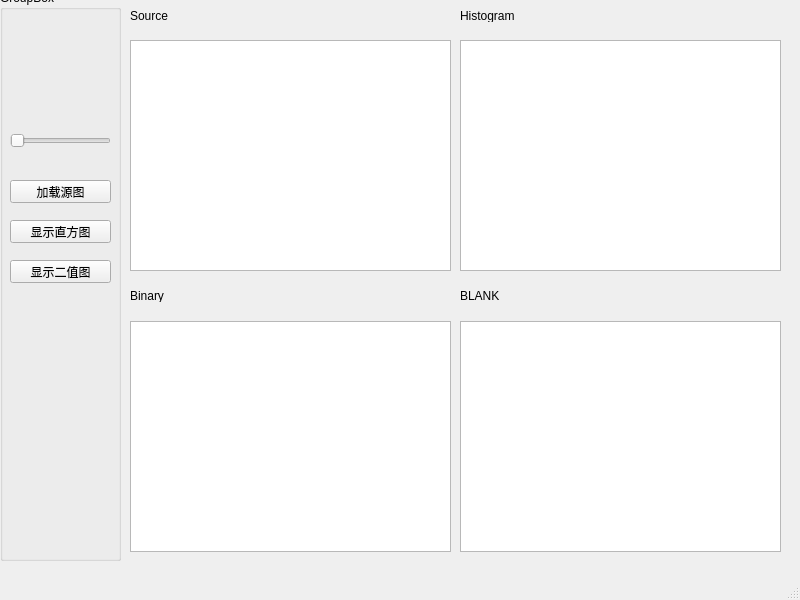
LynnWatson/virtualenv-test, file MainWindow.ui: the form before one commit.
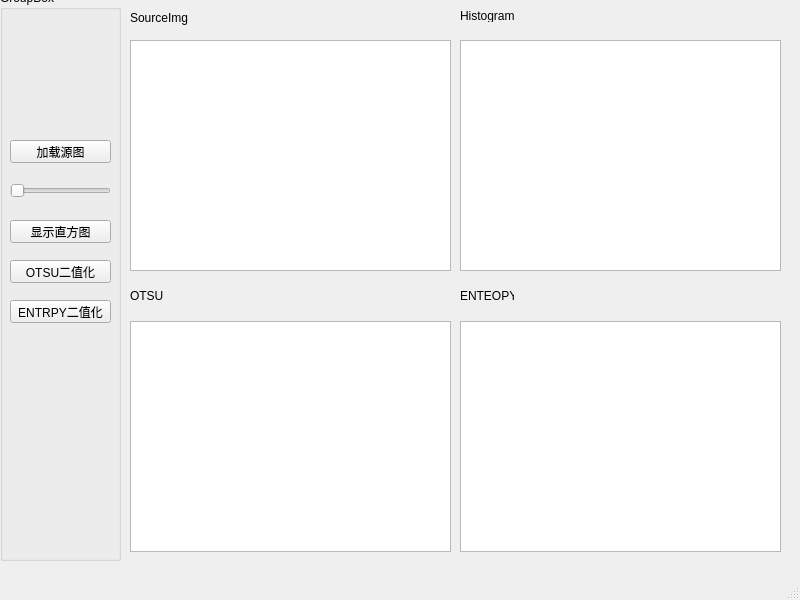
The form after the commit.

```diff
--- a/MainWindow.ui
+++ b/MainWindow.ui
@@ -30,7 +30,7 @@
      <property name="geometry">
       <rect>
        <x>10</x>
-       <y>140</y>
+       <y>190</y>
        <width>101</width>
        <height>22</height>
       </rect>
@@ -43,7 +43,7 @@
      <property name="geometry">
       <rect>
        <x>10</x>
-       <y>190</y>
+       <y>150</y>
        <width>101</width>
        <height>23</height>
       </rect>
@@ -75,7 +75,20 @@
       </rect>
      </property>
      <property name="text">
-      <string>显示二值图</string>
+      <string>OTSU二值化</string>
+     </property>
+    </widget>
+    <widget class="QPushButton" name="entBtn">
+     <property name="geometry">
+      <rect>
+       <x>10</x>
+       <y>310</y>
+       <width>101</width>
+       <height>23</height>
+      </rect>
+     </property>
+     <property name="text">
+      <string>ENTRPY二值化</string>
      </property>
     </widget>
    </widget>
@@ -124,12 +137,12 @@
      <rect>
       <x>130</x>
       <y>10</y>
-      <width>54</width>
-      <height>12</height>
+      <width>71</width>
+      <height>16</height>
      </rect>
     </property>
     <property name="text">
-     <string>Source</string>
+     <string>SourceImg</string>
     </property>
    </widget>
    <widget class="QLabel" name="label">
@@ -155,7 +168,7 @@
      </rect>
     </property>
     <property name="text">
-     <string>Binary</string>
+     <string>OTSU</string>
     </property>
    </widget>
    <widget class="QLabel" name="label_4">
@@ -168,7 +181,7 @@
      </rect>
     </property>
     <property name="text">
-     <string>BLANK</string>
+     <string>ENTEOPY</string>
     </property>
    </widget>
   </widget>
```
Left out of the diff: 14 changed lines with no effect on the pictures.
